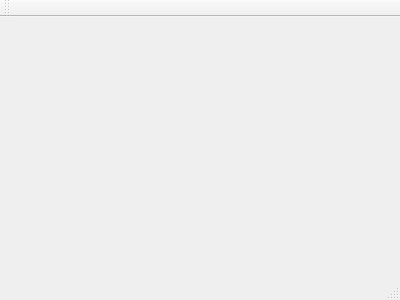
First picture: the form in mainwindow.ui, repository rch9/QueueingSystem, before the edit.
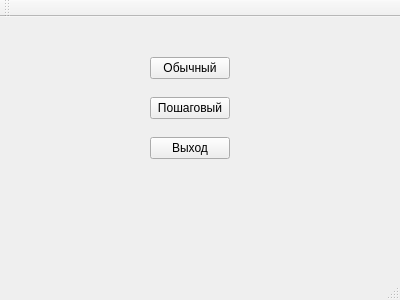
Second picture: the form after the edit.

The edit to the form file:
```diff
--- a/mainwindow.ui
+++ b/mainwindow.ui
@@ -13,7 +13,47 @@
   <property name="windowTitle">
    <string>MainWindow</string>
   </property>
-  <widget class="QWidget" name="centralWidget"/>
+  <widget class="QWidget" name="centralWidget">
+   <widget class="QPushButton" name="simpleButton">
+    <property name="geometry">
+     <rect>
+      <x>150</x>
+      <y>40</y>
+      <width>80</width>
+      <height>22</height>
+     </rect>
+    </property>
+    <property name="text">
+     <string>Обычный</string>
+    </property>
+   </widget>
+   <widget class="QPushButton" name="stepButton">
+    <property name="geometry">
+     <rect>
+      <x>150</x>
+      <y>80</y>
+      <width>80</width>
+      <height>22</height>
+     </rect>
+    </property>
+    <property name="text">
+     <string>Пошаговый</string>
+    </property>
+   </widget>
+   <widget class="QPushButton" name="quitButton">
+    <property name="geometry">
+     <rect>
+      <x>150</x>
+      <y>120</y>
+      <width>80</width>
+      <height>22</height>
+     </rect>
+    </property>
+    <property name="text">
+     <string>Выход</string>
+    </property>
+   </widget>
+  </widget>
   <widget class="QMenuBar" name="menuBar">
    <property name="geometry">
     <rect>
```
